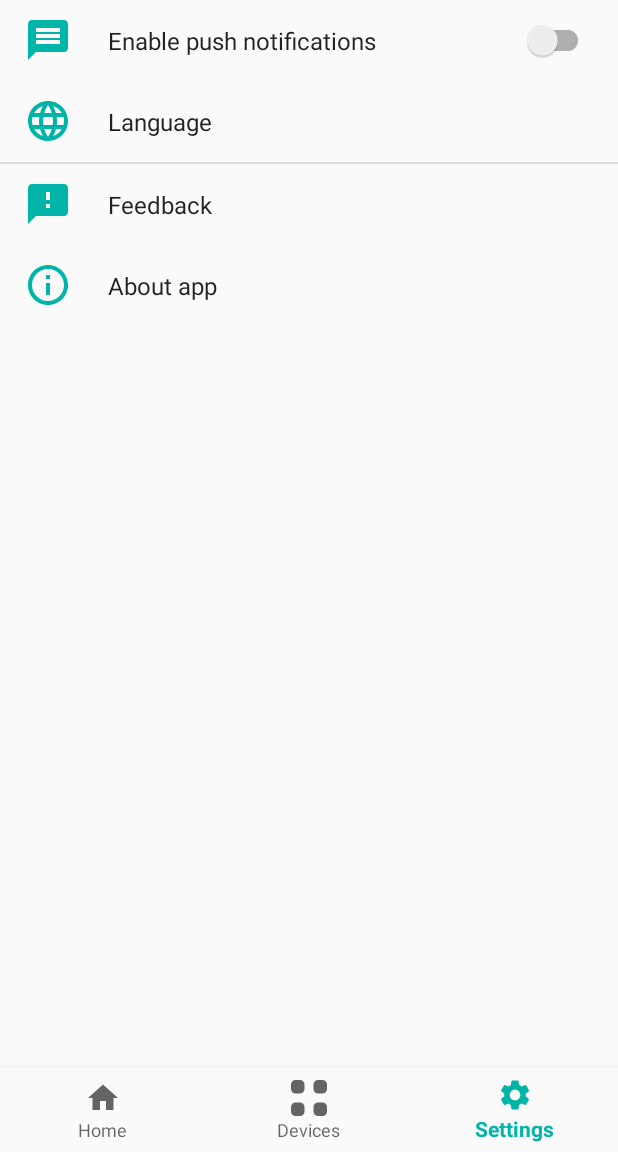
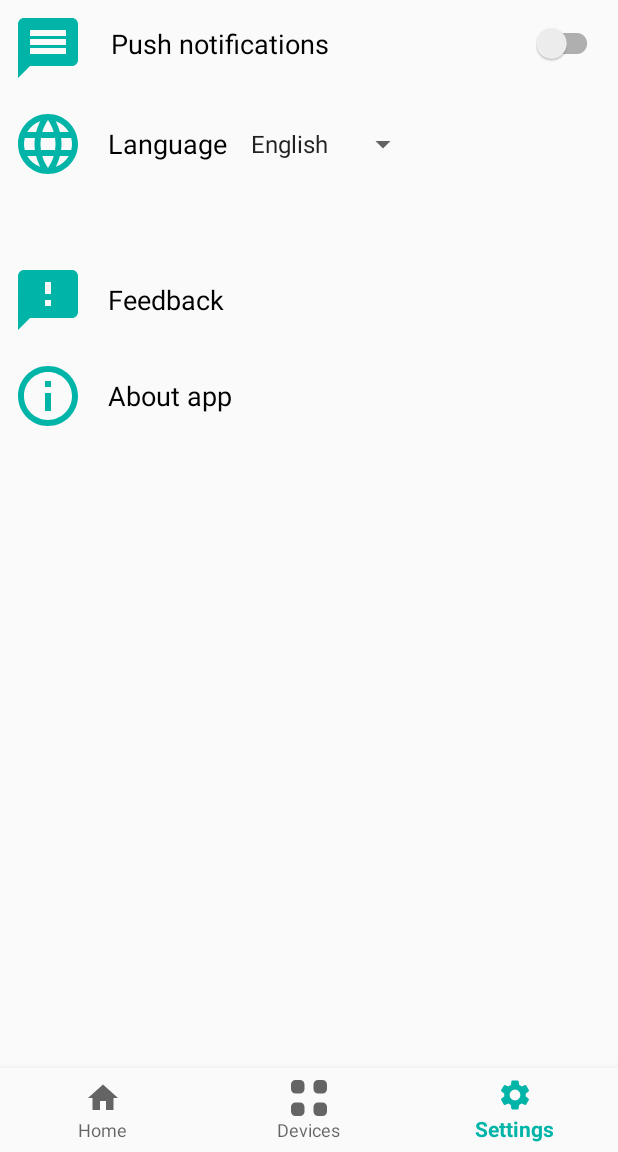
Before and after one commit to AlexanderSuprun/VC_Remote, an Android app: the screen it shows after launch (MainActivity), item 3 of the bottom bar chosen, on a phone screen of 412 x 824 dp, the part 84-1236 px from its top. Run offline under Robolectric (Android 15) with nearby library versions, the phone set to English and light mode, and no system bars.

Commit message:
SettingsFragment updated

```diff
--- a/app/src/main/java/com/vcremote/activity/MainActivity.java
+++ b/app/src/main/java/com/vcremote/activity/MainActivity.java
@@ -7,17 +7,17 @@ import android.os.StrictMode;
 import android.view.MenuItem;
 
 import androidx.annotation.NonNull;
-import androidx.appcompat.app.AppCompatActivity;
 import androidx.fragment.app.Fragment;
 
 import com.google.android.material.bottomnavigation.BottomNavigationView;
+import com.vcremote.R;
+import com.vcremote.base.BaseActivity;
 import com.vcremote.fragment.DevicesFragment;
 import com.vcremote.fragment.HomeFragment;
-import com.vcremote.R;
 import com.vcremote.fragment.SettingsFragment;
 
 
-public class MainActivity extends AppCompatActivity {
+public class MainActivity extends BaseActivity {
     StrictMode.ThreadPolicy threadPolicy = new StrictMode.ThreadPolicy.Builder().permitAll().build();
 
     @Override
--- a/app/src/main/java/com/vcremote/fragment/DevicesFragment.java
+++ b/app/src/main/java/com/vcremote/fragment/DevicesFragment.java
@@ -21,12 +21,13 @@ import androidx.annotation.Nullable;
 import androidx.fragment.app.Fragment;
 
 import com.vcremote.R;
+import com.vcremote.base.BaseFragment;
 import com.vcremote.utils.adapter.Adapter;
 
 import java.util.Objects;
 
 
-public class DevicesFragment extends Fragment {
+public class DevicesFragment extends BaseFragment {
     private ListView listView;
     private String ssid = "ESP8266-Access-Point";
     private String password = "PEGw5QivntQfhu";
--- a/app/src/main/java/com/vcremote/fragment/HomeFragment.java
+++ b/app/src/main/java/com/vcremote/fragment/HomeFragment.java
@@ -1,10 +1,8 @@
 package com.vcremote.fragment;
 
 import android.content.Context;
-import android.net.wifi.WifiInfo;
 import android.net.wifi.WifiManager;
 import android.os.Bundle;
-import android.util.Log;
 import android.view.LayoutInflater;
 import android.view.View;
 import android.view.ViewGroup;
@@ -12,9 +10,9 @@ import android.widget.Button;
 
 import androidx.annotation.NonNull;
 import androidx.annotation.Nullable;
-import androidx.fragment.app.Fragment;
 
 import com.vcremote.R;
+import com.vcremote.base.BaseFragment;
 
 import java.io.IOException;
 import java.util.Objects;
@@ -22,7 +20,7 @@ import java.util.Objects;
 import okhttp3.OkHttpClient;
 import okhttp3.Request;
 
-public class HomeFragment extends Fragment {
+public class HomeFragment extends BaseFragment {
     private final String SSID = "ESP8266-Access-Point";
 
     @Nullable
@@ -74,10 +72,11 @@ public class HomeFragment extends Fragment {
 
     /**
      * Sends HTTP request to server
+     *
      * @param enableDevice set true to enable device or false to disable
      * @throws IOException if the request could not be executed due to cancellation, a connectivity
-     *      problem or timeout. Because networks can fail during an exchange, it is possible that the
-     *      remote server accepted the request before the failure.
+     *                     problem or timeout. Because networks can fail during an exchange, it is possible that the
+     *                     remote server accepted the request before the failure.
      */
     private void sendHttpRequest(boolean enableDevice) throws IOException {
         final String TURN_ON_URL = "http:/192.168.1.1/turn_on";
--- a/app/src/main/java/com/vcremote/fragment/SettingsFragment.java
+++ b/app/src/main/java/com/vcremote/fragment/SettingsFragment.java
@@ -1,13 +1,21 @@
 package com.vcremote.fragment;
 
 import android.os.Bundle;
-import androidx.preference.PreferenceFragmentCompat;
+import android.view.LayoutInflater;
+import android.view.View;
+import android.view.ViewGroup;
+
+import androidx.annotation.NonNull;
+import androidx.annotation.Nullable;
 
 import com.vcremote.R;
+import com.vcremote.base.BaseFragment;
 
-public class SettingsFragment extends PreferenceFragmentCompat {
+public class SettingsFragment extends BaseFragment {
+
     @Override
-    public void onCreatePreferences(Bundle savedInstanceState, String rootKey) {
-        setPreferencesFromResource(R.xml.preference, rootKey);
+    public View onCreateView(@NonNull LayoutInflater inflater, @Nullable ViewGroup container, @Nullable Bundle savedInstanceState) {
+        return inflater.inflate(R.layout.fragment_settings, container, false);
+
     }
 }
--- a/app/src/main/java/com/vcremote/utils/adapter/Adapter.java
+++ b/app/src/main/java/com/vcremote/utils/adapter/Adapter.java
@@ -20,7 +20,7 @@ public class Adapter extends ArrayAdapter<String> {
     private Context context;
     private String[] rData;
 
-    Adapter (Context c, String[] data) {
+    public Adapter (Context c, String[] data) {
         super(c, R.layout.list_item, R.id.list_item_title, data);
         this.context = c;
         this.rData = data;
--- /dev/null
+++ b/app/src/main/res/layout/fragment_settings.xml
@@ -0,0 +1,115 @@
+<?xml version="1.0" encoding="utf-8"?>
+<androidx.constraintlayout.widget.ConstraintLayout
+    xmlns:android="http://schemas.android.com/apk/res/android"
+    android:layout_width="match_parent"
+    android:layout_height="match_parent">
+
+    <LinearLayout
+        android:id="@+id/fragment_settings_ll"
+        android:layout_width="match_parent"
+        android:layout_height="match_parent"
+        android:orientation="vertical" >
+
+        <LinearLayout
+            android:layout_width="match_parent"
+            android:layout_height="wrap_content"
+            android:orientation="horizontal" >
+
+            <ImageView
+                android:layout_width="@dimen/settings_icon_width"
+                android:layout_height="@dimen/settings_icon_height"
+                android:src="@drawable/ic_notification_32dp"
+                android:layout_gravity="center"
+                android:layout_margin="@dimen/default_margin_small"
+                android:contentDescription="@string/enable_notification" />
+
+            <androidx.appcompat.widget.SwitchCompat
+                android:id="@+id/settings_switch_notification"
+                android:layout_width="match_parent"
+                android:layout_height="@dimen/settings_item_height"
+                android:padding="@dimen/settings_item_padding"
+                android:text="@string/push_notification_text_title"
+                android:textSize="@dimen/default_text_size_setting_item" />
+        </LinearLayout>
+
+        <LinearLayout
+            android:layout_width="match_parent"
+            android:layout_height="wrap_content"
+            android:orientation="horizontal">
+
+            <ImageView
+                android:layout_width="@dimen/settings_icon_width"
+                android:layout_height="@dimen/settings_icon_height"
+                android:src="@drawable/ic_language_32dp"
+                android:layout_margin="@dimen/default_margin_small"
+                android:contentDescription="@string/language"/>
+
+            <TextView
+                android:layout_width="wrap_content"
+                android:layout_height="wrap_content"
+                android:text="@string/language"
+                android:textSize="@dimen/default_text_size_setting_item"
+                android:textColor="@android:color/black"
+                android:layout_gravity="center_vertical"
+                android:layout_margin="@dimen/default_margin_small"/>
+
+            <androidx.appcompat.widget.AppCompatSpinner
+                android:id="@+id/settings_language_spinner"
+                android:layout_gravity="center_vertical|end"
+                android:layout_width="wrap_content"
+                android:layout_height="wrap_content"
+                android:entries="@array/languages" />
+        </LinearLayout>
+
+        <LinearLayout
+            android:id="@+id/settings_item_feedback"
+            android:layout_marginTop="40dp"
+            android:layout_width="match_parent"
+            android:layout_height="wrap_content"
+            android:orientation="horizontal">
+
+            <ImageView
+                android:layout_width="@dimen/settings_icon_width"
+                android:layout_height="@dimen/settings_icon_height"
+                android:src="@drawable/ic_feedback_32dp"
+                android:layout_margin="@dimen/default_margin_small"
+                android:contentDescription="@string/feedback"/>
+
+            <TextView
+                android:layout_width="wrap_content"
+                android:layout_height="wrap_content"
+                android:layout_gravity="center_vertical"
+                android:text="@string/feedback"
+                android:textSize="@dimen/default_text_size_setting_item"
+                android:textColor="@android:color/black"
+                android:layout_margin="@dimen/default_margin_small"/>
+
+        </LinearLayout>
+
+        <LinearLayout
+            android:id="@+id/settings_item_about_app"
+            android:layout_width="match_parent"
+            android:layout_height="wrap_content"
+            android:orientation="horizontal">
+
+            <ImageView
+                android:layout_width="@dimen/settings_icon_width"
+                android:layout_height="@dimen/settings_icon_height"
+                android:src="@drawable/ic_info_outline_32dp"
+                android:layout_margin="@dimen/default_margin_small"
+                android:contentDescription="@string/about_app"/>
+
+            <TextView
+                android:layout_width="wrap_content"
+                android:layout_height="wrap_content"
+                android:text="@string/about_app"
+                android:textSize="@dimen/default_text_size_setting_item"
+                android:textColor="@android:color/black"
+                android:layout_gravity="center_vertical"
+                android:layout_margin="@dimen/default_margin_small"/>
+
+        </LinearLayout>
+    </LinearLayout>
+
+
+</androidx.constraintlayout.widget.ConstraintLayout>
--- a/app/src/main/res/values/array.xml
+++ b/app/src/main/res/values/array.xml
@@ -1,12 +1,7 @@
 <?xml version="1.0" encoding="utf-8"?>
 <resources>
-    <string-array name="listOptions">
+    <string-array name="languages">
         <item>English</item>
         <item>Russian</item>
     </string-array>
-
-    <string-array name="listValues">
-        <item>English Language</item>
-        <item>Russian Language</item>
-    </string-array>
 </resources>
--- /dev/null
+++ b/app/src/main/res/values/dimens.xml
@@ -0,0 +1,9 @@
+<?xml version="1.0" encoding="utf-8"?>
+<resources>
+    <dimen name="settings_item_height">58dp</dimen>
+    <dimen name="settings_item_padding">10dp</dimen>
+    <dimen name="settings_icon_width">48dp</dimen>
+    <dimen name="settings_icon_height">48dp</dimen>
+    <dimen name="default_text_size_setting_item">18sp</dimen>
+    <dimen name="default_margin_small">8dp</dimen>
+</resources>
--- a/app/src/main/res/values/strings.xml
+++ b/app/src/main/res/values/strings.xml
@@ -11,8 +11,10 @@
     <!-- Devices -->
     <string name="no_available_devices">No available devices nearby</string>
     <!-- Settings -->
-    <string name="notification">Enable push notifications</string>
+    <string name="enable_notification">Enable push notifications</string>
     <string name="language">Language</string>
+    <string name="feedback_btn_text_title">Send</string>
+    <string name="about_app">About app</string>
+    <string name="push_notification_text_title">Push notifications</string>
     <string name="feedback">Feedback</string>
-    <string name="about_app">About app</string>
 </resources>
--- a/app/src/main/res/xml/preference.xml
+++ /dev/null
@@ -1,31 +0,0 @@
-<?xml version="1.0" encoding="utf-8"?>
-<PreferenceScreen
-    xmlns:app="http://schemas.android.com/apk/res-auto">
-
-    <SwitchPreferenceCompat
-        app:key="notifications"
-        app:title="@string/notification"
-        app:icon="@drawable/ic_notification_32dp"/>
-
-    <ListPreference
-        app:key="language"
-        app:title="@string/language"
-        app:icon="@drawable/ic_language_32dp"
-        app:entries="@array/listOptions"
-        app:entryValues="@array/listValues"
-        app:summary="%s"/>
-
-    <PreferenceCategory>
-        <Preference
-            app:key="feedback"
-            app:title="@string/feedback"
-            app:icon="@drawable/ic_feedback_32dp"/>
-
-        <Preference
-            app:key="about_app"
-            app:title="@string/about_app"
-            app:icon="@drawable/ic_info_outline_32dp"/>
-
-    </PreferenceCategory>
-
-</PreferenceScreen>
```
Lines whose indentation alone changed are shown as unchanged.
